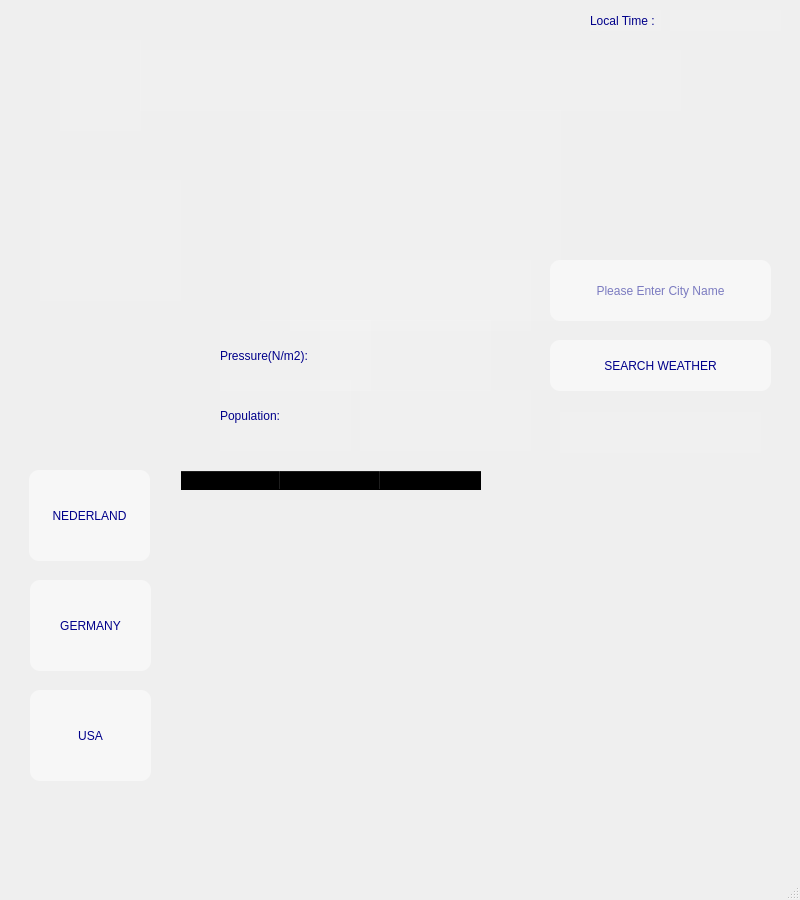
Above: weather.ui from yunusdonmez-dev/Class_3_team_3_project_3 before the change. Below: the same form after it.
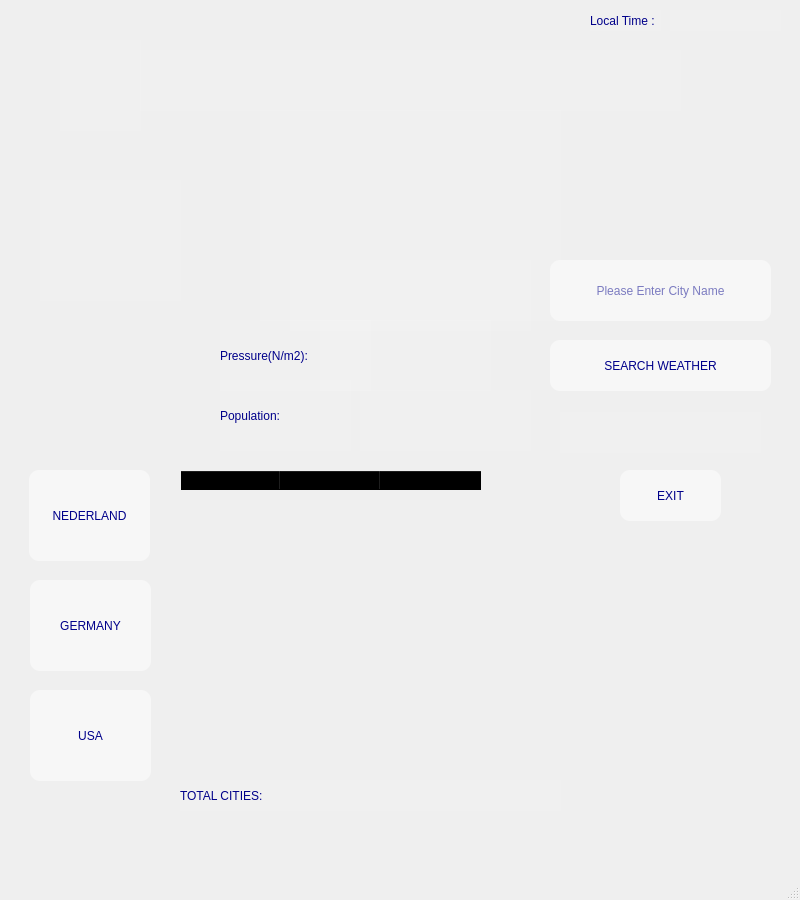
That is the form after the change.

Diff of the .ui file:
```diff
--- a/weather.ui
+++ b/weather.ui
@@ -465,6 +465,45 @@
      <string/>
     </property>
    </widget>
+   <widget class="QPushButton" name="but_exit">
+    <property name="geometry">
+     <rect>
+      <x>620</x>
+      <y>470</y>
+      <width>101</width>
+      <height>51</height>
+     </rect>
+    </property>
+    <property name="styleSheet">
+     <string notr="true">color: rgb(0, 0, 138);
+background-color: rgb(255, 255, 255, 128);
+font: 75 9pt &quot;MS Shell Dlg 2&quot;;
+border-radius: 10px;
+</string>
+    </property>
+    <property name="text">
+     <string>EXIT</string>
+    </property>
+   </widget>
+   <widget class="QLabel" name="la_total">
+    <property name="geometry">
+     <rect>
+      <x>180</x>
+      <y>780</y>
+      <width>381</width>
+      <height>31</height>
+     </rect>
+    </property>
+    <property name="styleSheet">
+     <string notr="true">background-color: rgb(255, 255, 255, 10);
+font: 75 10pt &quot;MS Shell Dlg 2&quot;;
+color: rgb(0, 0, 138);
+</string>
+    </property>
+    <property name="text">
+     <string>TOTAL CITIES:</string>
+    </property>
+   </widget>
   </widget>
   <widget class="QMenuBar" name="menubar">
    <property name="geometry">
```
Left out of the diff: 21 changed lines with no effect on the pictures.
